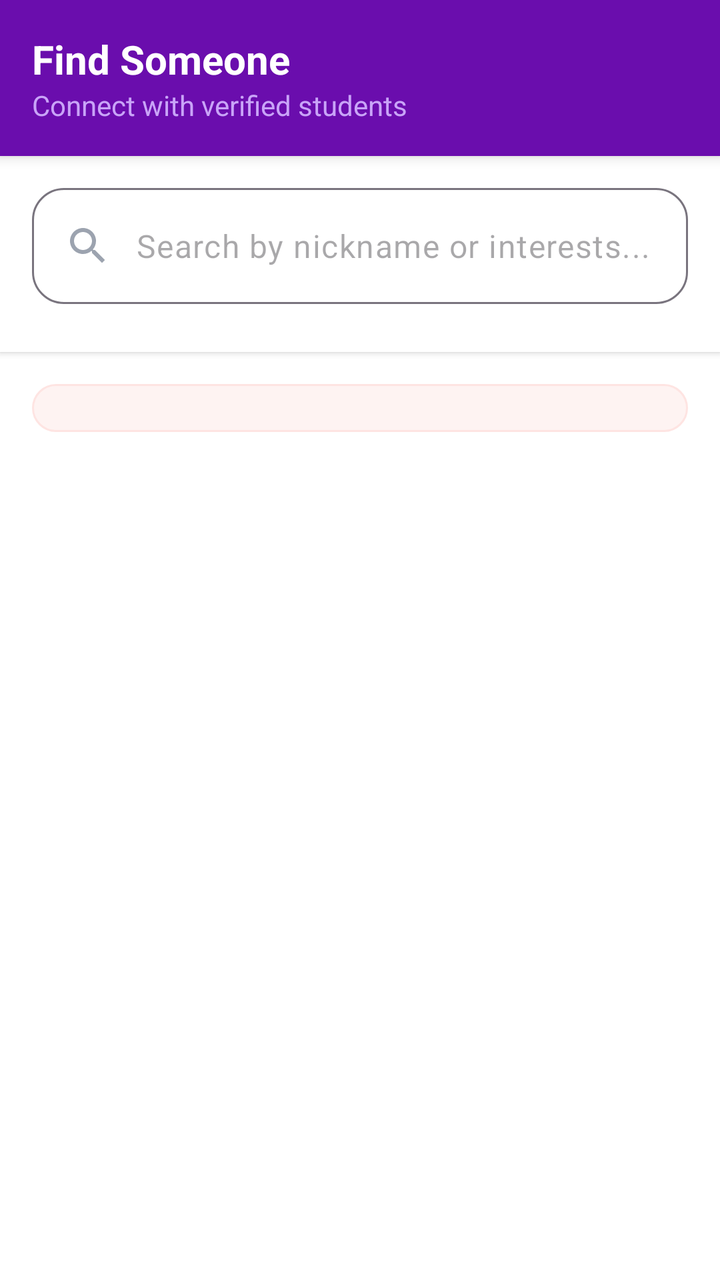
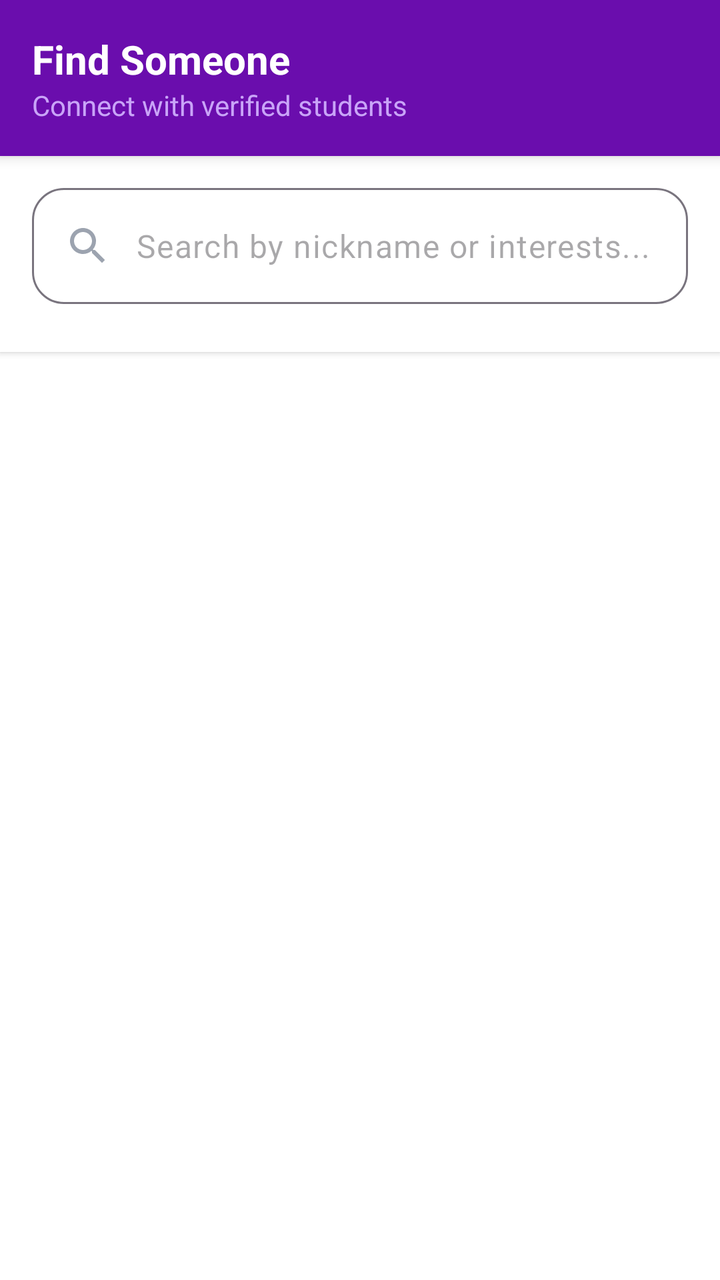

An Android layout rendered at two revisions. The XML below is the earlier revision; the diff shows what the commit changed to produce the second picture.
<!-- AndroidManifest.xml: application theme AppTheme -->
<!-- res/layout/fragment_find_someone.xml -->
<?xml version="1.0" encoding="utf-8"?>
<LinearLayout xmlns:android="http://schemas.android.com/apk/res/android"
    xmlns:app="http://schemas.android.com/apk/res-auto"
    xmlns:tools="http://schemas.android.com/tools"
    android:layout_width="match_parent"
    android:layout_height="match_parent"
    android:orientation="vertical"
    android:background="@color/pure_white"
    tools:context=".FindSomeoneFragment">

    <LinearLayout
        android:layout_width="match_parent"
        android:layout_height="wrap_content"
        android:background="@color/deep_purple"
        android:elevation="4dp"
        android:orientation="vertical"
        android:padding="16dp">

        <TextView
            android:layout_width="wrap_content"
            android:layout_height="wrap_content"
            android:text="Find Someone"
            android:textColor="@color/pure_white"
            android:textSize="20sp"
            android:textStyle="bold" />

        <TextView
            android:layout_width="wrap_content"
            android:layout_height="wrap_content"
            android:text="Connect with verified students"
            android:textColor="#C9A4F8"
            android:textSize="14sp" />
    </LinearLayout>

    <LinearLayout
        android:layout_width="match_parent"
        android:layout_height="wrap_content"
        android:background="@color/pure_white"
        android:elevation="2dp"
        android:orientation="vertical"
        android:padding="16dp">

        <com.google.android.material.textfield.TextInputLayout
            style="@style/Widget.Material3.TextInputLayout.OutlinedBox"
            android:layout_width="match_parent"
            android:layout_height="wrap_content"
            app:boxCornerRadiusBottomEnd="16dp"
            app:boxCornerRadiusBottomStart="16dp"
            app:boxCornerRadiusTopEnd="16dp"
            app:boxCornerRadiusTopStart="16dp"
            app:hintEnabled="false">

            <com.google.android.material.textfield.TextInputEditText
                android:id="@+id/inputSearch"
                android:layout_width="match_parent"
                android:layout_height="wrap_content"
                android:hint="Search by nickname or interests..."
                android:drawableStart="@drawable/ic_search"
                android:drawablePadding="12dp"
                android:drawableTint="@color/text_secondary"
                android:inputType="text" />
        </com.google.android.material.textfield.TextInputLayout>

        <HorizontalScrollView
            android:layout_width="match_parent"
            android:layout_height="wrap_content"
            android:layout_marginTop="8dp"
            android:scrollbars="none">

            <com.google.android.material.chip.ChipGroup
                android:id="@+id/chipContainer"
                android:layout_width="wrap_content"
                android:layout_height="wrap_content"
                app:singleLine="true"
                app:singleSelection="true">
            </com.google.android.material.chip.ChipGroup>

        </HorizontalScrollView>
    </LinearLayout>

    <LinearLayout
        android:layout_width="match_parent"
        android:layout_height="wrap_content"
        android:layout_marginHorizontal="16dp"
        android:layout_marginTop="16dp"
        android:background="@drawable/bg_alert_box"
        android:orientation="horizontal"
        android:padding="12dp">
    </LinearLayout>

    <RelativeLayout
        android:layout_width="match_parent"
        android:layout_height="match_parent"
        android:layout_marginTop="8dp">

        <androidx.recyclerview.widget.RecyclerView
            android:id="@+id/recyclerView"
            android:layout_width="match_parent"
            android:layout_height="match_parent"
            android:clipToPadding="false" />

        <TextView
            android:id="@+id/emptyView"
            android:layout_width="wrap_content"
            android:layout_height="wrap_content"
            android:layout_centerInParent="true"
            android:text="No students found."
            android:textColor="@color/text_secondary"
            android:visibility="gone"
            android:gravity="center"
            android:textSize="16sp"
            app:drawableTopCompat="@drawable/ic_find"
            app:drawableTint="@color/deep_purple" />
    </RelativeLayout>

</LinearLayout>
<!-- resources referenced by this layout -->
<resources>
  <color name="deep_purple">#6A0DAD</color>
  <color name="pure_white">#FFFFFF</color>
  <color name="text_secondary">@color/inactive_gray</color>
  <!-- drawable bg_alert_box (drawable) -->
  <?xml version="1.0" encoding="utf-8"?>
  <shape xmlns:android="http://schemas.android.com/apk/res/android"
      android:shape="rectangle">
      <solid android:color="#FEF3F2" />
      <stroke android:width="1dp" android:color="#FEE4E2" />
      <corners android:radius="16dp" />
  </shape>
  <!-- drawable ic_find (drawable) -->
  <vector xmlns:android="http://schemas.android.com/apk/res/android" android:height="24dp" android:tint="#000000" android:viewportHeight="24" android:viewportWidth="24" android:width="24dp">
        
      <path android:fillColor="@android:color/white" android:pathData="M12,21.35l-1.45,-1.32C5.4,15.36 2,12.28 2,8.5 2,5.42 4.42,3 7.5,3c1.74,0 3.41,0.81 4.5,2.09C13.09,3.81 14.76,3 16.5,3 19.58,3 22,5.42 22,8.5c0,3.78 -3.4,6.86 -8.55,11.54L12,21.35z"/>
      
  </vector>
  <!-- drawable ic_search (drawable) -->
  <vector xmlns:android="http://schemas.android.com/apk/res/android" android:height="24dp" android:tint="#000000" android:viewportHeight="24" android:viewportWidth="24" android:width="24dp">
        
      <path android:fillColor="@android:color/white" android:pathData="M15.5,14h-0.79l-0.28,-0.27C15.41,12.59 16,11.11 16,9.5 16,5.91 13.09,3 9.5,3S3,5.91 3,9.5 5.91,16 9.5,16c1.61,0 3.09,-0.59 4.23,-1.57l0.27,0.28v0.79l5,4.99L20.49,19l-4.99,-5zM9.5,14C7.01,14 5,11.99 5,9.5S7.01,5 9.5,5 14,7.01 14,9.5 11.99,14 9.5,14z"/>
      
  </vector>
  <style name="AppTheme" parent="Theme.Material3.DayNight.NoActionBar">
          
          <item name="colorPrimary">@color/deep_purple</item>
          <item name="colorPrimaryVariant">@color/deep_purple_dark</item>
          <item name="colorOnPrimary">@color/text_on_primary</item>
  
          
          <item name="android:statusBarColor">@color/deep_purple</item>
          <item name="android:navigationBarColor">@color/deep_purple_dark</item>
  
          
          <item name="android:windowTranslucentNavigation">true</item>
          <item name="android:windowTranslucentStatus">true</item>
          <item name="android:windowFullscreen">true</item>
  
          
          <item name="android:windowBackground">@color/pure_white</item>
          <item name="android:textColorPrimary">@color/text_primary</item>
  
          
          <item name="android:forceDarkAllowed">true</item>
      </style>
  <color name="inactive_gray">#9CA3AF</color>
  <color name="deep_purple_dark">#5A0B92</color>
  <color name="text_on_primary">@color/pure_white</color>
  <color name="text_primary">@color/soft_black</color>
  <color name="soft_black">#1a1a1a</color>
</resources>

<!-- the commit's change to res/layout/fragment_find_someone.xml (unified diff, before → after) -->
@@ -78,16 +78,6 @@
         </HorizontalScrollView>
     </LinearLayout>
 
-    <LinearLayout
-        android:layout_width="match_parent"
-        android:layout_height="wrap_content"
-        android:layout_marginHorizontal="16dp"
-        android:layout_marginTop="16dp"
-        android:background="@drawable/bg_alert_box"
-        android:orientation="horizontal"
-        android:padding="12dp">
-    </LinearLayout>
-
     <RelativeLayout
         android:layout_width="match_parent"
         android:layout_height="match_parent"
<!-- resource entries referenced after the edit -->
@@ -3,14 +3,6 @@
   <color name="deep_purple">#6A0DAD</color>
   <color name="pure_white">#FFFFFF</color>
   <color name="text_secondary">@color/inactive_gray</color>
-  <!-- drawable bg_alert_box (drawable) -->
-  <?xml version="1.0" encoding="utf-8"?>
-  <shape xmlns:android="http://schemas.android.com/apk/res/android"
-      android:shape="rectangle">
-      <solid android:color="#FEF3F2" />
-      <stroke android:width="1dp" android:color="#FEE4E2" />
-      <corners android:radius="16dp" />
-  </shape>
   <!-- drawable ic_find (drawable) -->
   <vector xmlns:android="http://schemas.android.com/apk/res/android" android:height="24dp" android:tint="#000000" android:viewportHeight="24" android:viewportWidth="24" android:width="24dp">
         
@@ -26,28 +18,23 @@
   <style name="AppTheme" parent="Theme.Material3.DayNight.NoActionBar">
           
           <item name="colorPrimary">@color/deep_purple</item>
-          <item name="colorPrimaryVariant">@color/deep_purple_dark</item>
-          <item name="colorOnPrimary">@color/text_on_primary</item>
+          <item name="colorOnPrimary">@color/pure_white</item>
+  
+          
+          <item name="colorSurface">@color/background</item>
+          <item name="colorOnSurface">@color/text_primary</item>
   
           
           <item name="android:statusBarColor">@color/deep_purple</item>
-          <item name="android:navigationBarColor">@color/deep_purple_dark</item>
-  
-          
-          <item name="android:windowTranslucentNavigation">true</item>
-          <item name="android:windowTranslucentStatus">true</item>
           <item name="android:windowFullscreen">true</item>
   
           
-          <item name="android:windowBackground">@color/pure_white</item>
-          <item name="android:textColorPrimary">@color/text_primary</item>
-  
-          
-          <item name="android:forceDarkAllowed">true</item>
+          <item name="android:windowBackground">?attr/colorSurface</item>
+          <item name="android:textColorPrimary">?attr/colorOnSurface</item>
+          <item name="android:textColorSecondary">@color/text_secondary</item>
       </style>
   <color name="inactive_gray">#9CA3AF</color>
-  <color name="deep_purple_dark">#5A0B92</color>
-  <color name="text_on_primary">@color/pure_white</color>
+  <color name="background">@color/pure_white</color>
   <color name="text_primary">@color/soft_black</color>
   <color name="soft_black">#1a1a1a</color>
 </resources>
